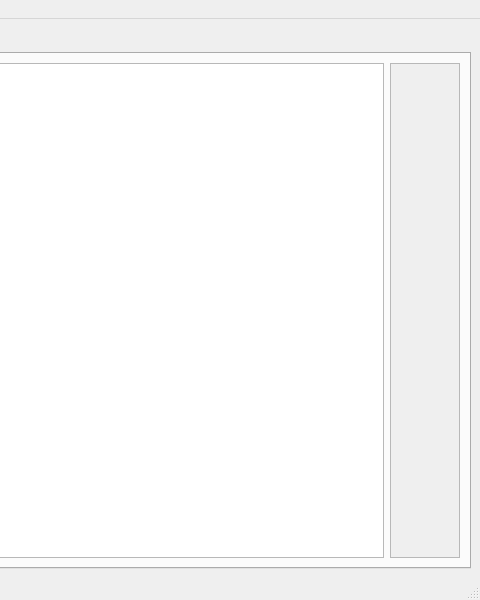
Old version of the form MainWindow.ui in the repository mpsido/PASParser; both pictures show x 320 to 800 and y 0 to 600 of the 800 by 600 pixel window.
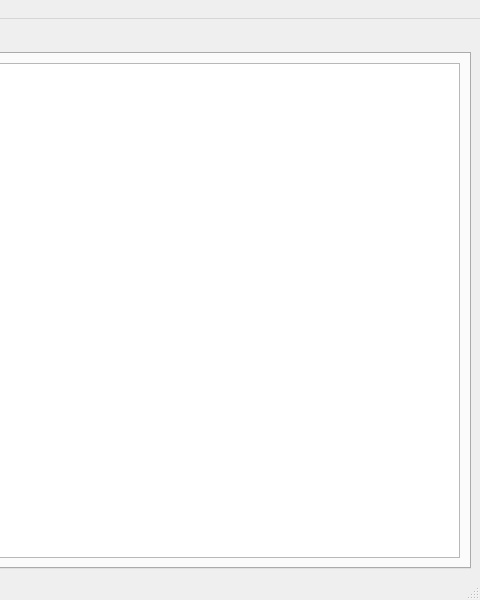
New version of the form.

Commit message: removing the right part of the view

```diff
--- a/MainWindow.ui
+++ b/MainWindow.ui
@@ -28,29 +28,6 @@
         <item>
          <widget class="QTreeView" name="treeView"/>
         </item>
-        <item>
-         <widget class="QScrollArea" name="scrollArea">
-          <property name="sizePolicy">
-           <sizepolicy hsizetype="Preferred" vsizetype="Expanding">
-            <horstretch>0</horstretch>
-            <verstretch>0</verstretch>
-           </sizepolicy>
-          </property>
-          <property name="widgetResizable">
-           <bool>true</bool>
-          </property>
-          <widget class="QWidget" name="scrollAreaWidgetContents">
-           <property name="geometry">
-            <rect>
-             <x>0</x>
-             <y>0</y>
-             <width>85</width>
-             <height>474</height>
-            </rect>
-           </property>
-          </widget>
-         </widget>
-        </item>
        </layout>
       </widget>
      </widget>
```
